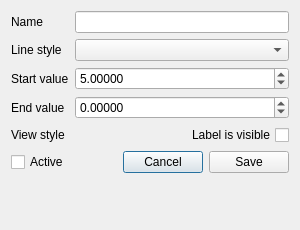
First picture: the form in interface/axisdialog.ui, repository Kuszki/AVR-Monitor, before the edit.
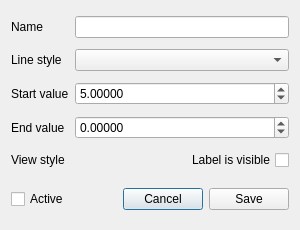
Second picture: the form after the edit.

```diff
--- a/interface/axisdialog.ui
+++ b/interface/axisdialog.ui
@@ -13,7 +13,23 @@
   <property name="windowTitle">
    <string>Dialog</string>
   </property>
-  <layout class="QFormLayout" name="formLayout">
+  <layout class="QGridLayout" name="gridLayout">
+   <item row="2" column="1">
+    <widget class="QDoubleSpinBox" name="Min">
+     <property name="decimals">
+      <number>5</number>
+     </property>
+     <property name="minimum">
+      <double>-1000.000000000000000</double>
+     </property>
+     <property name="maximum">
+      <double>1000.000000000000000</double>
+     </property>
+     <property name="value">
+      <double>5.000000000000000</double>
+     </property>
+    </widget>
+   </item>
    <item row="0" column="0">
     <widget class="QLabel" name="labelName">
      <property name="text">
@@ -21,9 +37,6 @@
      </property>
     </widget>
    </item>
-   <item row="0" column="1">
-    <widget class="QLineEdit" name="lineEdit"/>
-   </item>
    <item row="1" column="0">
     <widget class="QLabel" name="labelStyle">
      <property name="text">
@@ -34,55 +47,8 @@
    <item row="1" column="1">
     <widget class="QComboBox" name="Style"/>
    </item>
-   <item row="2" column="0">
-    <widget class="QLabel" name="labelStart">
-     <property name="text">
-      <string>Start value</string>
-     </property>
-    </widget>
-   </item>
-   <item row="2" column="1">
-    <widget class="QDoubleSpinBox" name="Min">
-     <property name="decimals">
-      <number>5</number>
-     </property>
-     <property name="minimum">
-      <double>-1000.000000000000000</double>
-     </property>
-     <property name="maximum">
-      <double>1000.000000000000000</double>
-     </property>
-     <property name="value">
-      <double>5.000000000000000</double>
-     </property>
-    </widget>
-   </item>
-   <item row="3" column="0">
-    <widget class="QLabel" name="labelStop">
-     <property name="text">
-      <string>End value</string>
-     </property>
-    </widget>
-   </item>
-   <item row="3" column="1">
-    <widget class="QDoubleSpinBox" name="Max">
-     <property name="decimals">
-      <number>5</number>
-     </property>
-     <property name="minimum">
-      <double>-1000.000000000000000</double>
-     </property>
-     <property name="maximum">
-      <double>1000.000000000000000</double>
-     </property>
-    </widget>
-   </item>
-   <item row="4" column="0">
-    <widget class="QLabel" name="labelView">
-     <property name="text">
-      <string>View style</string>
-     </property>
-    </widget>
+   <item row="0" column="1">
+    <widget class="QLineEdit" name="Name"/>
    </item>
    <item row="4" column="1">
     <widget class="QCheckBox" name="Label">
@@ -94,7 +60,14 @@
      </property>
     </widget>
    </item>
-   <item row="5" column="0" colspan="2">
+   <item row="4" column="0">
+    <widget class="QLabel" name="labelView">
+     <property name="text">
+      <string>View style</string>
+     </property>
+    </widget>
+   </item>
+   <item row="6" column="0" colspan="2">
     <layout class="QHBoxLayout" name="toolsLayout">
      <item>
       <widget class="QCheckBox" name="Active">
@@ -132,6 +105,40 @@
      </item>
     </layout>
    </item>
+   <item row="3" column="0">
+    <widget class="QLabel" name="labelStop">
+     <property name="text">
+      <string>End value</string>
+     </property>
+    </widget>
+   </item>
+   <item row="2" column="0">
+    <widget class="QLabel" name="labelStart">
+     <property name="text">
+      <string>Start value</string>
+     </property>
+    </widget>
+   </item>
+   <item row="3" column="1">
+    <widget class="QDoubleSpinBox" name="Max">
+     <property name="decimals">
+      <number>5</number>
+     </property>
+     <property name="minimum">
+      <double>-1000.000000000000000</double>
+     </property>
+     <property name="maximum">
+      <double>1000.000000000000000</double>
+     </property>
+    </widget>
+   </item>
+   <item row="5" column="0" colspan="2">
+    <spacer name="verticalSpacer">
+     <property name="orientation">
+      <enum>Qt::Vertical</enum>
+     </property>
+    </spacer>
+   </item>
   </layout>
  </widget>
  <resources/>
```
Left out of the diff: 2 changed lines with no effect on the pictures.
